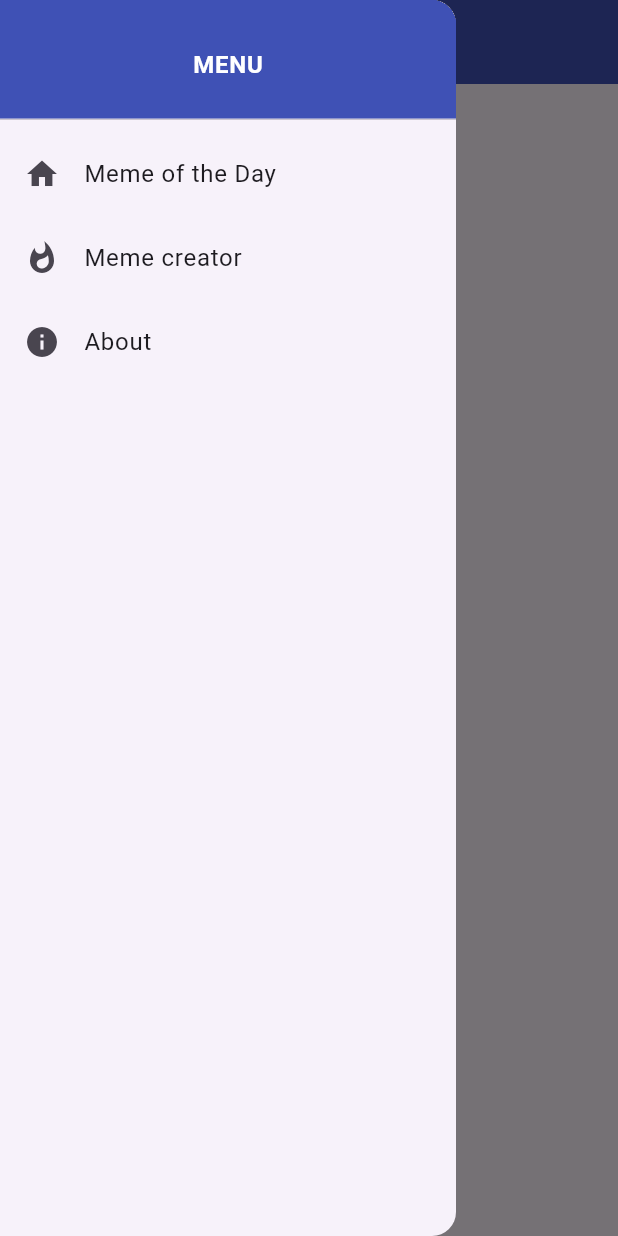
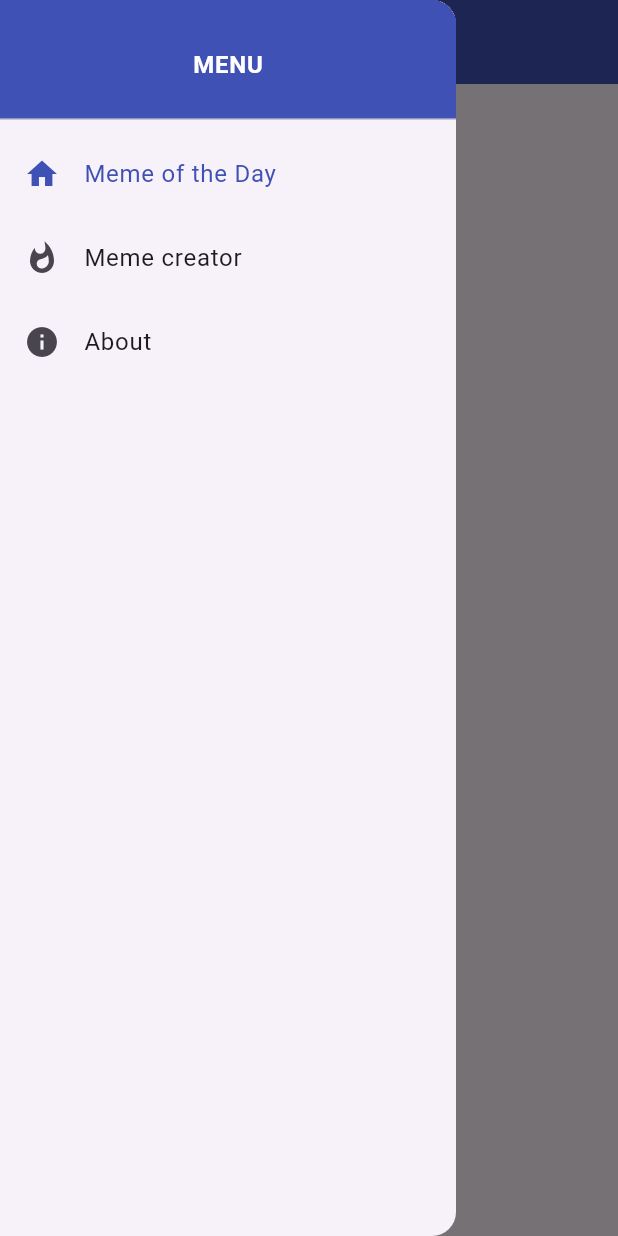
Before and after one commit to natanmuletahunde/meme_generatorapp_flutter, a Flutter app: the screen it shows after launch, with the side drawer open, on a phone screen of 412 x 824 dp. Run offline on Flutter 3.47's test engine with Material 3 defaults, Android fonts, the phone set to English and light mode, and no system bars.

Commit message:
make the selecteddrawer  and make the selected color indigo

```diff
--- a/my_app/lib/Creator_page.dart
+++ b/my_app/lib/Creator_page.dart
@@ -16,7 +16,7 @@ class  CreatorPageState extends State <CreatorPage> {
         backgroundColor:Colors.indigo,
         centerTitle: true,
       ),
-     drawer:const NavDrawer(),
+     drawer:const NavDrawer(selected: DrawerSelection.creator,),
      body: const  Center(child:Text('ABOUT'),),
     );
   }
--- a/my_app/lib/about_page.dart
+++ b/my_app/lib/about_page.dart
@@ -11,7 +11,7 @@ class AboutPage extends StatelessWidget {
         backgroundColor:Colors.indigo,
         centerTitle: true,
       ),
-     drawer:const NavDrawer(),
+     drawer:const NavDrawer(selected: DrawerSelection.about,),
      body: const  Center(child:Text('ABOUT'),),
     );
   }
--- a/my_app/lib/home_page.dart
+++ b/my_app/lib/home_page.dart
@@ -12,7 +12,7 @@ class HomePage extends StatelessWidget {
         backgroundColor:Colors.indigo,
         centerTitle: true,
       ),
-     drawer:const NavDrawer(),
+     drawer:const NavDrawer(selected:DrawerSelection.home ,),
     );
   }
   }
--- a/my_app/lib/nav_drawer.dart
+++ b/my_app/lib/nav_drawer.dart
@@ -2,8 +2,10 @@ import 'package:flutter/material.dart';
 import 'package:my_app/Creator_page.dart';
 import 'package:my_app/about_page.dart';
 import 'package:my_app/home_page.dart';
+enum DrawerSelection {home,creator, about}
 class NavDrawer extends StatefulWidget {
-  const NavDrawer({super.key});
+  final DrawerSelection selected;
+  const NavDrawer({Key? key, required this.selected}) : super(key: key);
 
   @override
   State<NavDrawer> createState() => _NavDrawerState();
@@ -27,6 +29,8 @@ class _NavDrawerState extends State<NavDrawer> {
                 )),
               ),
               ListTile(
+                selected: widget.selected == DrawerSelection.home,
+                selectedColor: Colors.indigo,
                 leading: const Icon(Icons.home),
               title:const Text('Meme of the Day'),
               onTap: () {
@@ -34,7 +38,8 @@ class _NavDrawerState extends State<NavDrawer> {
               },
               ),
               ListTile(
-                leading: const Icon(Icons.whatshot),
+              selected: widget.selected == DrawerSelection.creator,
+              leading: const Icon(Icons.whatshot),
               title:const Text('Meme creator'),
               onTap: () {
               Navigator.pushReplacement(context , MaterialPageRoute(builder: (context) => const CreatorPage()),);
@@ -42,6 +47,7 @@ class _NavDrawerState extends State<NavDrawer> {
               },
               ),
               ListTile(
+                selected: widget.selected == DrawerSelection.about,
                 leading: const Icon(Icons.info),
               title:const Text('About'),
               onTap: () {
```
